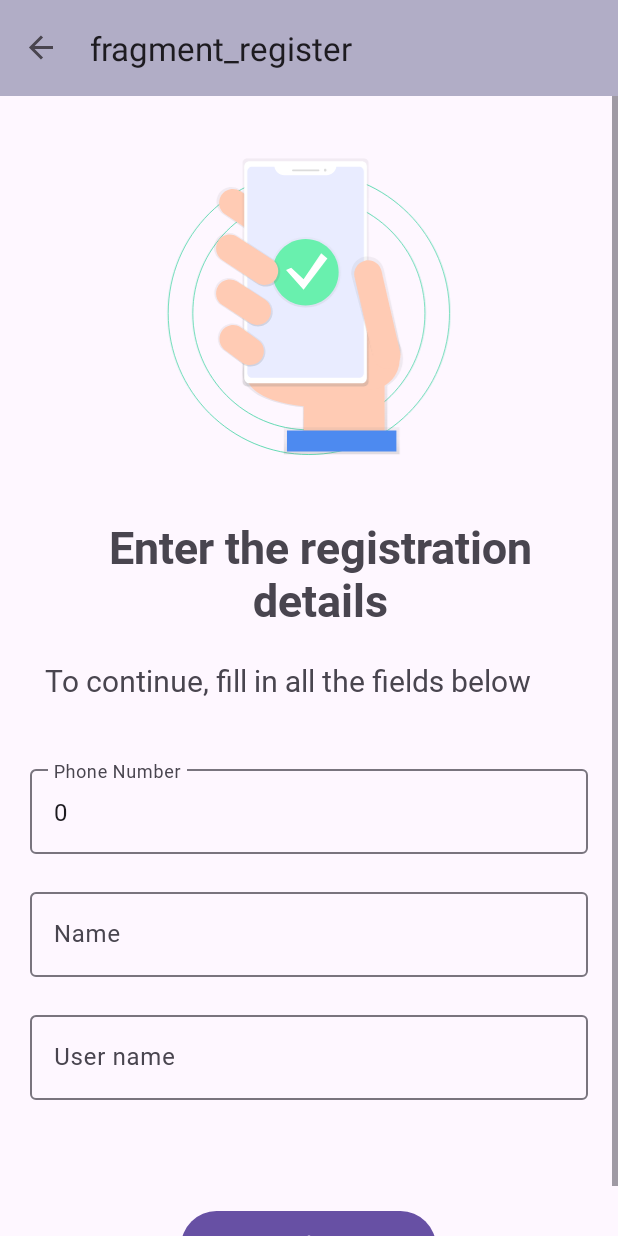
After one commit to Nurullokhon2001/MangoChatApp, an Android app: the RegisterFragment screen opened through its navigation route, on a phone screen of 412 x 824 dp. The commit adds this screen. Run offline under Robolectric (Android 15) with nearby library versions, the phone set to English and light mode, and no system bars; our stand-ins replace Dagger/Hilt's generated code, navigation-ui; libraries missing offline, so code that uses them is left out: me.ibrahimsn.lib; 3 statements that could not run were skipped.

Commit message:
created register fragment

```diff
--- a/app/src/main/java/mango/fzco/chat/data/RepositoryImpl.kt
+++ b/app/src/main/java/mango/fzco/chat/data/RepositoryImpl.kt
@@ -31,7 +31,7 @@ class RepositoryImpl @Inject constructor(
         return safeApiCall(dispatcher) {
             val response =
                 chatApi.checkAuthCode(CheckAuthCodeRequestDto(phoneNumber, code))
-            sharedPreferencesClass.saveTokens(response.accessToken, response.refreshToken)
+            sharedPreferencesClass.saveTokens(response.accessToken!!, response.refreshToken!!)
             response.toDomain()
         }
     }
--- a/app/src/main/java/mango/fzco/chat/data/dto/response/CheckAuthCodeResponseDto.kt
+++ b/app/src/main/java/mango/fzco/chat/data/dto/response/CheckAuthCodeResponseDto.kt
@@ -4,13 +4,19 @@ import com.google.gson.annotations.SerializedName
 import mango.fzco.chat.domain.model.CheckAuthCodeModel
 
 data class CheckAuthCodeResponseDto(
-    @SerializedName("refresh_token") val refreshToken: String,
-    @SerializedName("access_token") val accessToken: String,
-    @SerializedName("user_id") val userId: Int,
+    @SerializedName("refresh_token") val refreshToken: String? = EMPTY_REFRESH_TOKEN,
+    @SerializedName("access_token") val accessToken: String? = EMPTY_ACCESS_TOKEN,
+    @SerializedName("user_id") val userId: Int? = INCORRECT_USER_ID,
     @SerializedName("is_user_exists") val isUserExists: Boolean,
-)
+) {
+    companion object {
+        private const val INCORRECT_USER_ID = -1
+        private const val EMPTY_REFRESH_TOKEN = ""
+        private const val EMPTY_ACCESS_TOKEN = ""
+    }
+}
 
 fun CheckAuthCodeResponseDto.toDomain() = CheckAuthCodeModel(
-    userId,
+    userId!!,
     isUserExists,
 )
--- a/app/src/main/java/mango/fzco/chat/presentation/otp/OtpFragment.kt
+++ b/app/src/main/java/mango/fzco/chat/presentation/otp/OtpFragment.kt
@@ -9,6 +9,7 @@ import android.widget.Toast
 import androidx.core.view.isVisible
 import androidx.fragment.app.Fragment
 import androidx.fragment.app.viewModels
+import androidx.navigation.fragment.findNavController
 import androidx.navigation.fragment.navArgs
 import dagger.hilt.android.AndroidEntryPoint
 import mango.fzco.chat.R
@@ -51,9 +52,13 @@ class OtpFragment : Fragment() {
                 is ResultWrapper.Success -> {
                     binding.pbOtp.isVisible = false
                     changeButtonText(binding.pbOtp.isVisible)
-                    Toast.makeText(
-                        requireContext(), result.value.userId.toString(), Toast.LENGTH_SHORT
-                    ).show()
+                    if (result.value.isUserExists) {
+
+                    } else {
+                        val action =
+                            OtpFragmentDirections.actionOtpFragmentToRegisterFragment(args.phoneNumber)
+                        findNavController().navigate(action)
+                    }
                 }
 
                 is ResultWrapper.GenericError -> {
--- /dev/null
+++ b/app/src/main/java/mango/fzco/chat/presentation/register/RegisterFragment.kt
@@ -0,0 +1,34 @@
+package mango.fzco.chat.presentation.register
+
+import android.os.Bundle
+import android.view.LayoutInflater
+import android.view.View
+import android.view.ViewGroup
+import androidx.fragment.app.Fragment
+import androidx.navigation.fragment.navArgs
+import mango.fzco.chat.databinding.FragmentRegisterBinding
+
+
+class RegisterFragment : Fragment() {
+
+    private var _binding: FragmentRegisterBinding? = null
+    private val binding: FragmentRegisterBinding get() = _binding!!
+
+    private val args: RegisterFragmentArgs by navArgs()
+    override fun onCreateView(
+        inflater: LayoutInflater, container: ViewGroup?,
+        savedInstanceState: Bundle?
+    ): View {
+        _binding = FragmentRegisterBinding.inflate(layoutInflater, container, false)
+
+        binding.tiPhoneNumber.setText(args.phoneNumber)
+
+        return binding.root
+    }
+
+    override fun onDestroyView() {
+        _binding = null
+        super.onDestroyView()
+    }
+
+}
--- /dev/null
+++ b/app/src/main/res/layout/fragment_register.xml
@@ -0,0 +1,104 @@
+<?xml version="1.0" encoding="utf-8"?>
+<ScrollView xmlns:android="http://schemas.android.com/apk/res/android"
+    xmlns:tools="http://schemas.android.com/tools"
+    android:layout_width="match_parent"
+    android:layout_height="match_parent"
+    android:orientation="vertical"
+    tools:context=".presentation.register.RegisterFragment">
+
+    <LinearLayout
+        android:layout_width="match_parent"
+        android:layout_height="wrap_content"
+        android:orientation="vertical">
+
+        <ImageView
+            android:layout_width="200dp"
+            android:layout_height="200dp"
+            android:layout_gravity="center_horizontal"
+            android:layout_marginTop="40dp"
+            android:src="@drawable/ic_otp" />
+
+        <TextView
+            android:id="@+id/tv_label_registration"
+            android:layout_width="wrap_content"
+            android:layout_height="wrap_content"
+            android:layout_marginStart="30dp"
+            android:layout_marginTop="40dp"
+            android:layout_marginEnd="15dp"
+            android:fontFamily="@font/roboto_bold"
+            android:gravity="center"
+            android:text="@string/registration_label"
+            android:textSize="30sp"
+            android:textStyle="bold" />
+
+        <TextView
+            android:id="@+id/tv_desc_registration"
+            android:layout_width="wrap_content"
+            android:layout_height="wrap_content"
+            android:layout_marginStart="30dp"
+            android:layout_marginTop="20dp"
+            android:layout_marginEnd="15dp"
+            android:fontFamily="@font/roboto_regular"
+            android:text="@string/registration_desc"
+            android:textSize="20sp" />
+
+        <com.google.android.material.textfield.TextInputLayout
+            android:layout_width="match_parent"
+            android:layout_height="wrap_content"
+            android:layout_marginHorizontal="20dp"
+            android:layout_marginTop="40dp"
+            android:layout_marginBottom="20dp"
+            android:focusable="false"
+            android:hint="@string/phone_number">
+
+            <com.google.android.material.textfield.TextInputEditText
+                android:id="@+id/ti_phone_number"
+                android:layout_width="match_parent"
+                android:layout_height="match_parent"
+                android:fontFamily="@font/roboto_regular" />
+
+        </com.google.android.material.textfield.TextInputLayout>
+
+        <com.google.android.material.textfield.TextInputLayout
+            android:layout_width="match_parent"
+            android:layout_height="wrap_content"
+            android:layout_marginHorizontal="20dp"
+            android:hint="@string/name">
+
+            <com.google.android.material.textfield.TextInputEditText
+                android:id="@+id/ti_name"
+                android:layout_width="match_parent"
+                android:layout_height="match_parent"
+                android:fontFamily="@font/roboto_regular" />
+
+        </com.google.android.material.textfield.TextInputLayout>
+
+        <com.google.android.material.textfield.TextInputLayout
+            android:layout_width="match_parent"
+            android:layout_height="wrap_content"
+            android:layout_margin="20dp"
+            android:hint="@string/user_name">
+
+            <com.google.android.material.textfield.TextInputEditText
+                android:id="@+id/ti_user_name"
+                android:layout_width="match_parent"
+                android:layout_height="match_parent"
+                android:fontFamily="@font/roboto_regular" />
+
+        </com.google.android.material.textfield.TextInputLayout>
+
+        <com.google.android.material.button.MaterialButton
+            android:id="@+id/btn_register"
+            android:layout_width="170dp"
+            android:layout_height="wrap_content"
+            android:layout_gravity="center"
+            android:layout_marginTop="50dp"
+            android:fontFamily="@font/roboto_bold"
+            android:paddingHorizontal="35dp"
+            android:paddingVertical="10dp"
+            android:text="@string/register"
+            android:textSize="20sp" />
+
+    </LinearLayout>
+
+</ScrollView>
--- a/app/src/main/res/navigation/main_navigation.xml
+++ b/app/src/main/res/navigation/main_navigation.xml
@@ -1,6 +1,7 @@
 <?xml version="1.0" encoding="utf-8"?>
 <navigation xmlns:android="http://schemas.android.com/apk/res/android"
     xmlns:app="http://schemas.android.com/apk/res-auto"
+    xmlns:tools="http://schemas.android.com/tools"
     android:id="@+id/main_navigation.xml"
     app:startDestination="@id/authFragment">
 
@@ -24,6 +25,22 @@
             android:name="phoneNumber"
             app:argType="string"
             android:defaultValue="0" />
+        <action
+            android:id="@+id/action_otpFragment_to_registerFragment"
+            app:destination="@id/registerFragment" />
+
+    </fragment>
+    <fragment
+        android:id="@+id/registerFragment"
+        android:name="mango.fzco.chat.presentation.register.RegisterFragment"
+        android:label="fragment_register"
+        tools:layout="@layout/fragment_register" >
+
+
+        <argument
+            android:name="phoneNumber"
+            app:argType="string"
+            android:defaultValue="0" />
 
     </fragment>
 
--- a/app/src/main/res/values/strings.xml
+++ b/app/src/main/res/values/strings.xml
@@ -12,4 +12,9 @@
     <string name="wrong_try_again">Something went wrong try again</string>
     <string name="internet_connection">No internet connection</string>
     <string name="consists_otp_code">The otp code must consist of 6 characters</string>
+    <string name="name">Name</string>
+    <string name="user_name">User name</string>
+    <string name="register">Register</string>
+    <string name="registration_label">Enter the registration details</string>
+    <string name="registration_desc">To continue, fill in all the fields below</string>
 </resources>
```
Also changed, not shown: app/src/main/res/drawable/ic_register.png (added).
